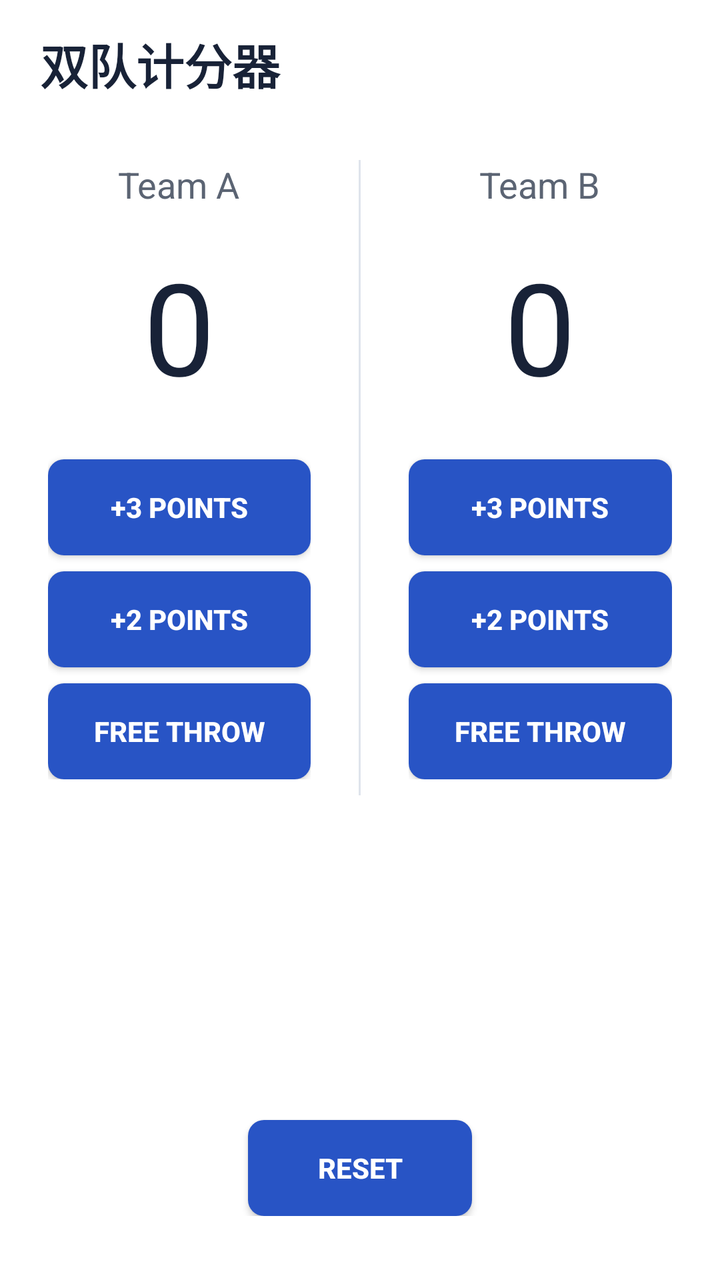
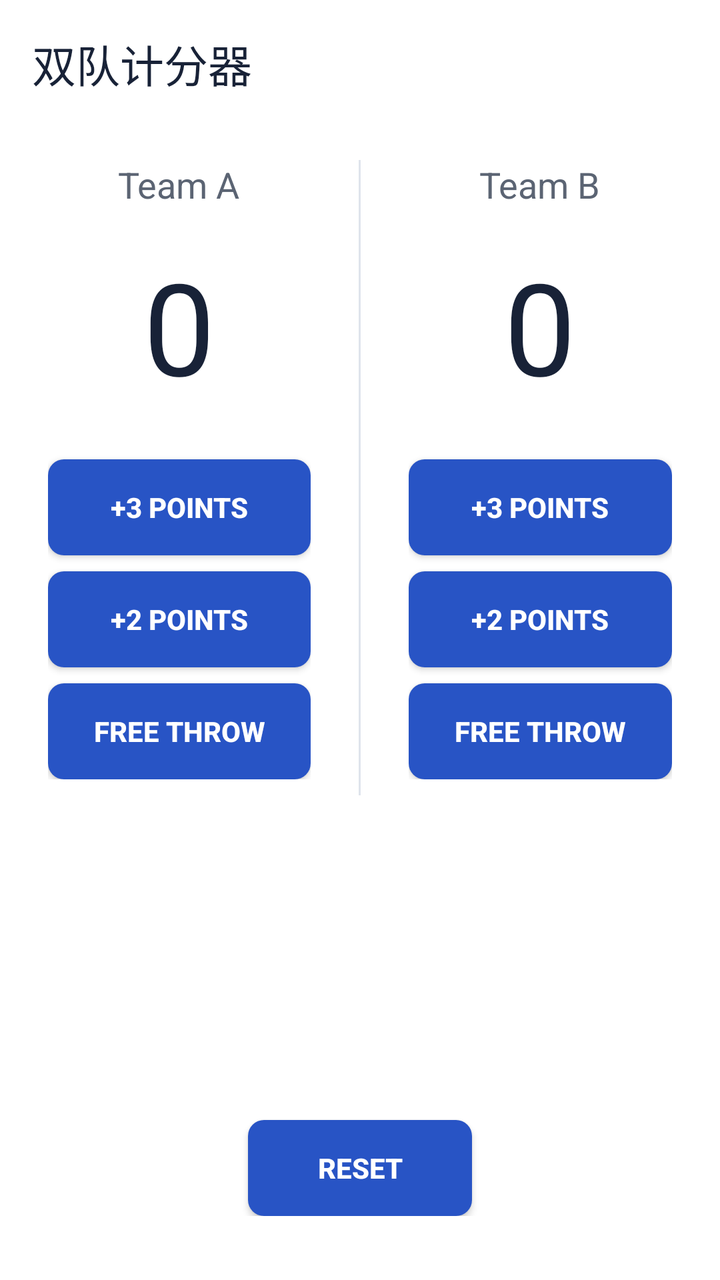

Compare the two renders of this Android layout. The source of the first and the diff that turns it into the second are given below.
<!-- AndroidManifest.xml: application theme Theme.MyApplication1 -->
<!-- res/layout/activity_main.xml -->
<?xml version="1.0" encoding="utf-8"?>
<LinearLayout xmlns:android="http://schemas.android.com/apk/res/android"
    xmlns:tools="http://schemas.android.com/tools"
    android:id="@+id/main"
    android:layout_width="match_parent"
    android:layout_height="match_parent"
    android:background="@color/court_background"
    android:orientation="vertical"
    tools:context=".MainActivity">
    <TextView
        android:id="@+id/title"
        android:layout_width="match_parent"
        android:layout_height="64dp"
        android:gravity="center_vertical"
        android:paddingStart="20dp"
        android:paddingEnd="20dp"
        android:text="@string/court_title"
        android:textColor="@color/court_text"
        android:textSize="24sp"
        android:textStyle="bold"
        android:accessibilityHeading="true" />
    <ScrollView
        android:layout_width="match_parent"
        android:layout_height="0dp"
        android:layout_weight="1"
        android:fillViewport="true">
        <LinearLayout
            android:layout_width="match_parent"
            android:layout_height="wrap_content"
            android:minHeight="460dp"
            android:orientation="vertical"
            android:gravity="center_horizontal"
            android:paddingBottom="32dp">
            <LinearLayout
                android:id="@+id/teams"
                android:layout_width="match_parent"
                android:layout_height="wrap_content"
                android:layout_marginTop="16dp"
                android:orientation="horizontal">
                <LinearLayout
                    android:id="@+id/team_a_panel"
                    android:layout_width="0dp"
                    android:layout_height="wrap_content"
                    android:layout_weight="1"
                    android:gravity="center_horizontal"
                    android:orientation="vertical"
                    android:paddingStart="24dp"
                    android:paddingEnd="24dp"
                    android:paddingBottom="8dp">
                    <TextView
                        android:layout_width="wrap_content"
                        android:layout_height="wrap_content"
                        android:text="@string/team_a"
                        android:textColor="@color/court_muted"
                        android:textSize="18sp"
                        android:accessibilityHeading="true" />
                    <TextView
                        android:id="@+id/score_a"
                        android:layout_width="match_parent"
                        android:layout_height="wrap_content"
                        android:layout_marginTop="16dp"
                        android:accessibilityLiveRegion="polite"
                        android:gravity="center"
                        android:saveEnabled="false"
                        android:text="@string/score_zero"
                        android:textColor="@color/court_text"
                        android:textSize="64sp" />
                    <androidx.appcompat.widget.AppCompatButton
                        android:id="@+id/add_three_a"
                        style="@style/CourtButton"
                        android:layout_width="match_parent"
                        android:layout_height="wrap_content"
                        android:layout_marginTop="24dp"
                        android:text="@string/add_three_points" />
                    <androidx.appcompat.widget.AppCompatButton
                        android:id="@+id/add_two_a"
                        style="@style/CourtButton"
                        android:layout_width="match_parent"
                        android:layout_height="wrap_content"
                        android:layout_marginTop="8dp"
                        android:text="@string/add_two_points" />
                    <androidx.appcompat.widget.AppCompatButton
                        android:id="@+id/free_throw_a"
                        style="@style/CourtButton"
                        android:layout_width="match_parent"
                        android:layout_height="wrap_content"
                        android:layout_marginTop="8dp"
                        android:text="@string/free_throw" />
                </LinearLayout>
                <View
                    android:layout_width="1dp"
                    android:layout_height="match_parent"
                    android:background="@color/court_divider"
                    android:importantForAccessibility="no" />
                <LinearLayout
                    android:id="@+id/team_b_panel"
                    android:layout_width="0dp"
                    android:layout_height="wrap_content"
                    android:layout_weight="1"
                    android:gravity="center_horizontal"
                    android:orientation="vertical"
                    android:paddingStart="24dp"
                    android:paddingEnd="24dp"
                    android:paddingBottom="8dp">
                    <TextView
                        android:layout_width="wrap_content"
                        android:layout_height="wrap_content"
                        android:text="@string/team_b"
                        android:textColor="@color/court_muted"
                        android:textSize="18sp"
                        android:accessibilityHeading="true" />
                    <TextView
                        android:id="@+id/score_b"
                        android:layout_width="match_parent"
                        android:layout_height="wrap_content"
                        android:layout_marginTop="16dp"
                        android:accessibilityLiveRegion="polite"
                        android:gravity="center"
                        android:saveEnabled="false"
                        android:text="@string/score_zero"
                        android:textColor="@color/court_text"
                        android:textSize="64sp" />
                    <androidx.appcompat.widget.AppCompatButton
                        android:id="@+id/add_three_b"
                        style="@style/CourtButton"
                        android:layout_width="match_parent"
                        android:layout_height="wrap_content"
                        android:layout_marginTop="24dp"
                        android:text="@string/add_three_points" />
                    <androidx.appcompat.widget.AppCompatButton
                        android:id="@+id/add_two_b"
                        style="@style/CourtButton"
                        android:layout_width="match_parent"
                        android:layout_height="wrap_content"
                        android:layout_marginTop="8dp"
                        android:text="@string/add_two_points" />
                    <androidx.appcompat.widget.AppCompatButton
                        android:id="@+id/free_throw_b"
                        style="@style/CourtButton"
                        android:layout_width="match_parent"
                        android:layout_height="wrap_content"
                        android:layout_marginTop="8dp"
                        android:text="@string/free_throw" />
                </LinearLayout>
            </LinearLayout>
            <Space
                android:layout_width="1dp"
                android:layout_height="0dp"
                android:layout_weight="1" />
            <androidx.appcompat.widget.AppCompatButton
                android:id="@+id/reset_button"
                style="@style/CourtButton"
                android:layout_width="112dp"
                android:layout_height="wrap_content"
                android:layout_marginTop="32dp"
                android:text="@string/reset_scores" />
        </LinearLayout>
    </ScrollView>
</LinearLayout>
<!-- resources referenced by this layout -->
<resources>
  <color name="court_background">#FFFFFF</color>
  <color name="court_divider">#DFE4EC</color>
  <color name="court_muted">#5B6473</color>
  <color name="court_text">#182237</color>
  <string name="add_three_points">+3 POINTS</string>
  <string name="add_two_points">+2 POINTS</string>
  <string name="court_title">双队计分器</string>
  <string name="free_throw">FREE THROW</string>
  <string name="reset_scores">RESET</string>
  <string name="score_zero">0</string>
  <string name="team_a">Team A</string>
  <string name="team_b">Team B</string>
  <style name="CourtButton" parent="Widget.AppCompat.Button">
          <item name="android:background">@drawable/bg_court_button</item>
          <item name="backgroundTint">@null</item>
          <item name="android:minHeight">48dp</item>
          <item name="android:minWidth">0dp</item>
          <item name="android:padding">8dp</item>
          <item name="android:textColor">@android:color/white</item>
          <item name="android:textSize">14sp</item>
          <item name="android:textAllCaps">false</item>
          <item name="android:textStyle">bold</item>
      </style>
  <style name="Theme.MyApplication1" parent="Base.Theme.MyApplication1" />
  <!-- drawable bg_court_button (drawable) -->
  <?xml version="1.0" encoding="utf-8"?>
  <ripple xmlns:android="http://schemas.android.com/apk/res/android" android:color="#33000000">
      <item>
          <shape android:shape="rectangle">
              <solid android:color="@color/court_primary" />
              <corners android:radius="8dp" />
          </shape>
      </item>
  </ripple>
  <style name="Base.Theme.MyApplication1" parent="Theme.Material3.Light.NoActionBar">
          
          
      </style>
  <color name="court_primary">#2854C5</color>
</resources>

<!-- the commit's change to res/layout/activity_main.xml (unified diff, before → after) -->
@@ -7,18 +7,13 @@
     android:background="@color/court_background"
     android:orientation="vertical"
     tools:context=".MainActivity">
-    <TextView
+    <androidx.appcompat.widget.Toolbar
+        xmlns:app="http://schemas.android.com/apk/res-auto"
         android:id="@+id/title"
         android:layout_width="match_parent"
         android:layout_height="64dp"
-        android:gravity="center_vertical"
-        android:paddingStart="20dp"
-        android:paddingEnd="20dp"
-        android:text="@string/court_title"
-        android:textColor="@color/court_text"
-        android:textSize="24sp"
-        android:textStyle="bold"
-        android:accessibilityHeading="true" />
+        app:title="@string/court_title"
+        app:titleTextColor="@color/court_text" />
     <ScrollView
         android:layout_width="match_parent"
         android:layout_height="0dp"
@@ -92,6 +87,7 @@
                     android:layout_height="match_parent"
                     android:background="@color/court_divider"
                     android:importantForAccessibility="no" />
+
                 <LinearLayout
                     android:id="@+id/team_b_panel"
                     android:layout_width="0dp"
@@ -102,13 +98,15 @@
                     android:paddingStart="24dp"
                     android:paddingEnd="24dp"
                     android:paddingBottom="8dp">
+
                     <TextView
                         android:layout_width="wrap_content"
                         android:layout_height="wrap_content"
+                        android:accessibilityHeading="true"
                         android:text="@string/team_b"
                         android:textColor="@color/court_muted"
-                        android:textSize="18sp"
-                        android:accessibilityHeading="true" />
+                        android:textSize="18sp" />
+
                     <TextView
                         android:id="@+id/score_b"
                         android:layout_width="match_parent"
@@ -120,6 +118,7 @@
                         android:text="@string/score_zero"
                         android:textColor="@color/court_text"
                         android:textSize="64sp" />
+
                     <androidx.appcompat.widget.AppCompatButton
                         android:id="@+id/add_three_b"
                         style="@style/CourtButton"
@@ -127,6 +126,7 @@
                         android:layout_height="wrap_content"
                         android:layout_marginTop="24dp"
                         android:text="@string/add_three_points" />
+
                     <androidx.appcompat.widget.AppCompatButton
                         android:id="@+id/add_two_b"
                         style="@style/CourtButton"
@@ -134,6 +134,7 @@
                         android:layout_height="wrap_content"
                         android:layout_marginTop="8dp"
                         android:text="@string/add_two_points" />
+
                     <androidx.appcompat.widget.AppCompatButton
                         android:id="@+id/free_throw_b"
                         style="@style/CourtButton"
